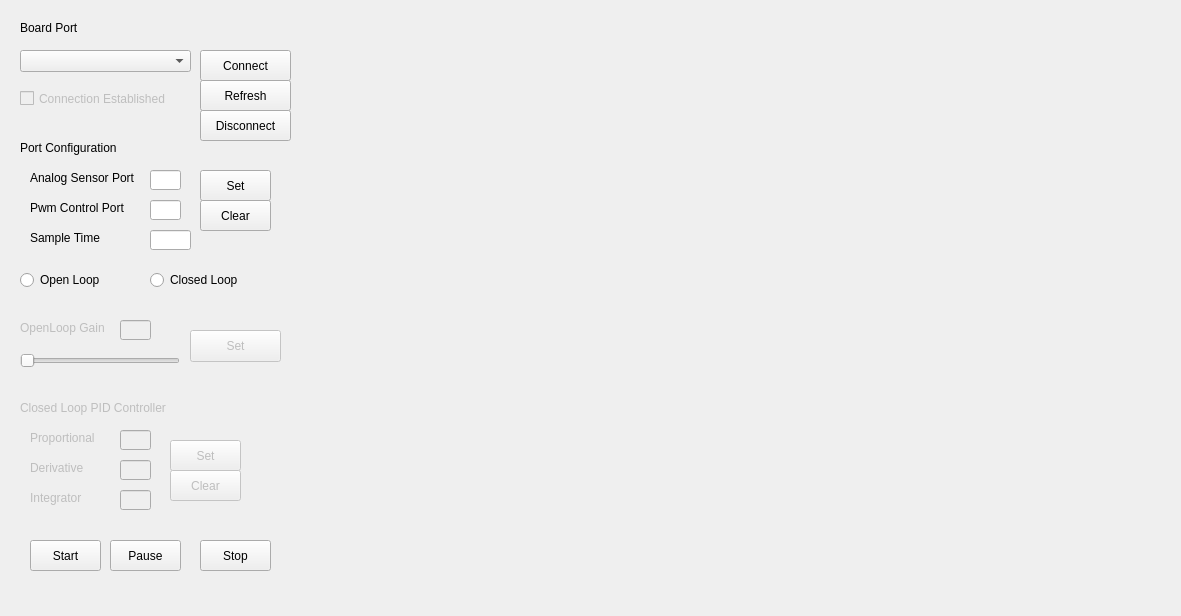
Above: GUI_en.ui from luizborgess/controlador-digital-firmata before the change. Below: the same form after it.
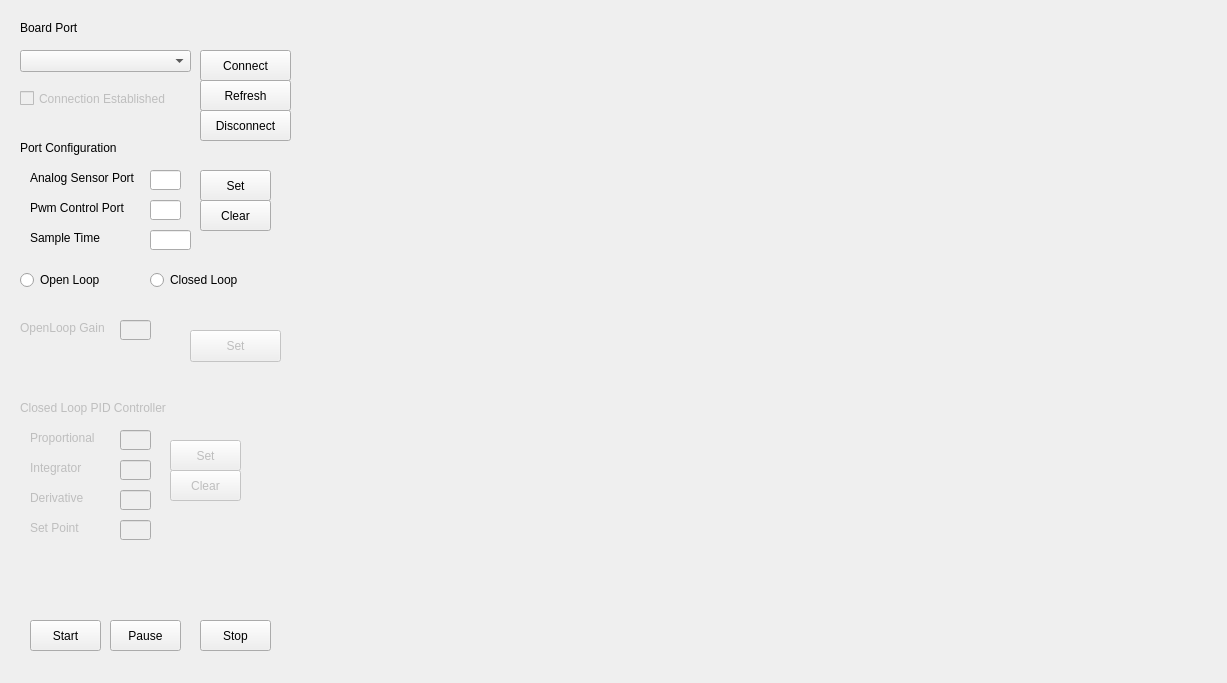
That is the form after the change. Custom widgets are drawn as their Qt base class.

Diff of the .ui file:
```diff
--- a/GUI_en.ui
+++ b/GUI_en.ui
@@ -6,8 +6,8 @@
    <rect>
     <x>0</x>
     <y>0</y>
-    <width>1181</width>
-    <height>616</height>
+    <width>1227</width>
+    <height>683</height>
    </rect>
   </property>
   <property name="windowTitle">
@@ -196,7 +196,7 @@
     <property name="geometry">
      <rect>
       <x>30</x>
-      <y>460</y>
+      <y>490</y>
       <width>61</width>
       <height>16</height>
      </rect>
@@ -212,7 +212,7 @@
     <property name="geometry">
      <rect>
       <x>120</x>
-      <y>460</y>
+      <y>490</y>
       <width>31</width>
       <height>20</height>
      </rect>
@@ -225,7 +225,7 @@
     <property name="geometry">
      <rect>
       <x>30</x>
-      <y>490</y>
+      <y>460</y>
       <width>61</width>
       <height>16</height>
      </rect>
@@ -241,7 +241,7 @@
     <property name="geometry">
      <rect>
       <x>120</x>
-      <y>490</y>
+      <y>460</y>
       <width>31</width>
       <height>20</height>
      </rect>
@@ -277,7 +277,7 @@
     <property name="geometry">
      <rect>
       <x>30</x>
-      <y>540</y>
+      <y>620</y>
       <width>71</width>
       <height>31</height>
      </rect>
@@ -304,8 +304,8 @@
      <rect>
       <x>330</x>
       <y>40</y>
-      <width>781</width>
-      <height>521</height>
+      <width>871</width>
+      <height>551</height>
      </rect>
     </property>
    </widget>
@@ -374,22 +374,6 @@
      <string>OpenLoop Gain</string>
     </property>
    </widget>
-   <widget class="QSlider" name="horizontalSlider">
-    <property name="enabled">
-     <bool>false</bool>
-    </property>
-    <property name="geometry">
-     <rect>
-      <x>20</x>
-      <y>350</y>
-      <width>160</width>
-      <height>22</height>
-     </rect>
-    </property>
-    <property name="orientation">
-     <enum>Qt::Horizontal</enum>
-    </property>
-   </widget>
    <widget class="QLineEdit" name="textBox4">
     <property name="enabled">
      <bool>false</bool>
@@ -439,7 +423,7 @@
     <property name="geometry">
      <rect>
       <x>200</x>
-      <y>540</y>
+      <y>620</y>
       <width>71</width>
       <height>31</height>
      </rect>
@@ -452,7 +436,7 @@
     <property name="geometry">
      <rect>
       <x>110</x>
-      <y>540</y>
+      <y>620</y>
       <width>71</width>
       <height>31</height>
      </rect>
@@ -477,6 +461,35 @@
      <string>Set</string>
     </property>
    </widget>
+   <widget class="QLineEdit" name="textBox8">
+    <property name="enabled">
+     <bool>false</bool>
+    </property>
+    <property name="geometry">
+     <rect>
+      <x>120</x>
+      <y>520</y>
+      <width>31</width>
+      <height>20</height>
+     </rect>
+    </property>
+   </widget>
+   <widget class="QLabel" name="label_11">
+    <property name="enabled">
+     <bool>false</bool>
+    </property>
+    <property name="geometry">
+     <rect>
+      <x>30</x>
+      <y>520</y>
+      <width>61</width>
+      <height>16</height>
+     </rect>
+    </property>
+    <property name="text">
+     <string>Set Point</string>
+    </property>
+   </widget>
   </widget>
  </widget>
  <customwidgets>
```
Left out of the diff: 10 changed lines with no effect on the pictures.
